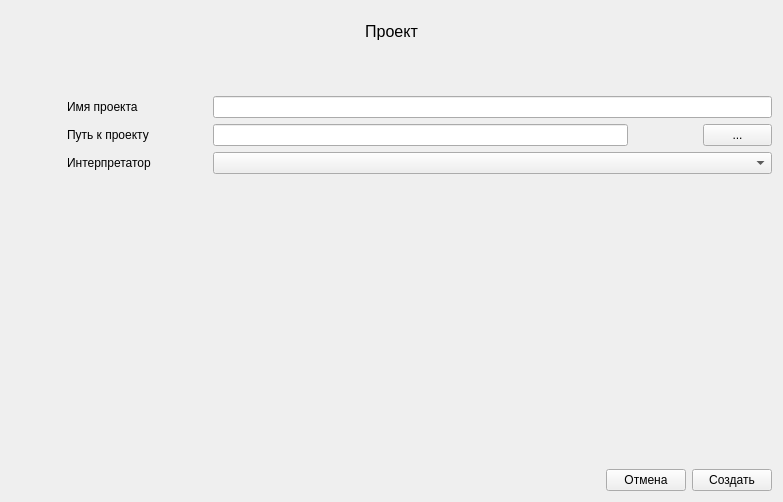
First picture: the form in IDE_FRL/IDE_FRL/Project/ProjectCreatorWidget.ui, repository BlackPhantomCoder/IDE_FRL, before the edit.
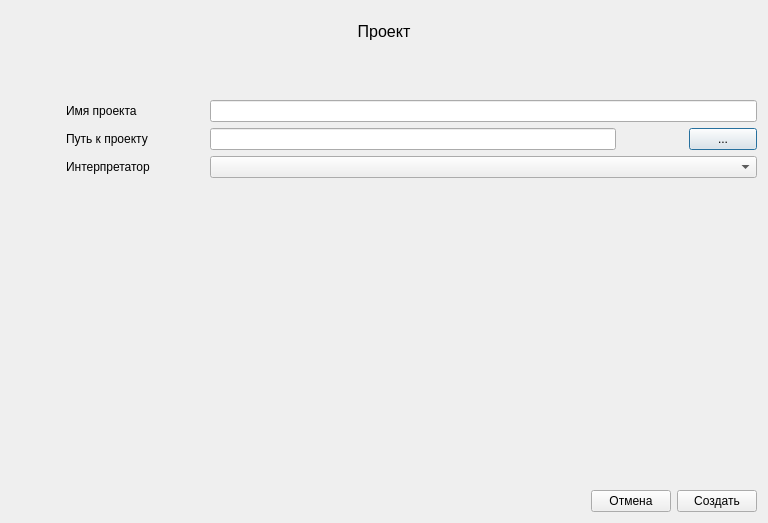
Second picture: the form after the edit.

Commit message: ForisWrapper update loader, project files order, some fixes

Diff of the .ui file:
```diff
--- a/IDE_FRL/IDE_FRL/Project/ProjectCreatorWidget.ui
+++ b/IDE_FRL/IDE_FRL/Project/ProjectCreatorWidget.ui
@@ -1,13 +1,13 @@
 <?xml version="1.0" encoding="UTF-8"?>
 <ui version="4.0">
- <class>ProjectCreatorWidget</class>
- <widget class="QWidget" name="ProjectCreatorWidget">
+ <class>ProjectCreatorDialog</class>
+ <widget class="QDialog" name="ProjectCreatorDialog">
   <property name="geometry">
    <rect>
     <x>0</x>
     <y>0</y>
-    <width>783</width>
-    <height>502</height>
+    <width>768</width>
+    <height>523</height>
    </rect>
   </property>
   <property name="windowTitle">
@@ -37,7 +37,7 @@
      <property name="sizeHint" stdset="0">
       <size>
        <width>20</width>
-       <height>36</height>
+       <height>228</height>
       </size>
      </property>
     </spacer>
```
Left out of the diff: 2 changed lines with no effect on the pictures. The commit also changes 40 other files.
